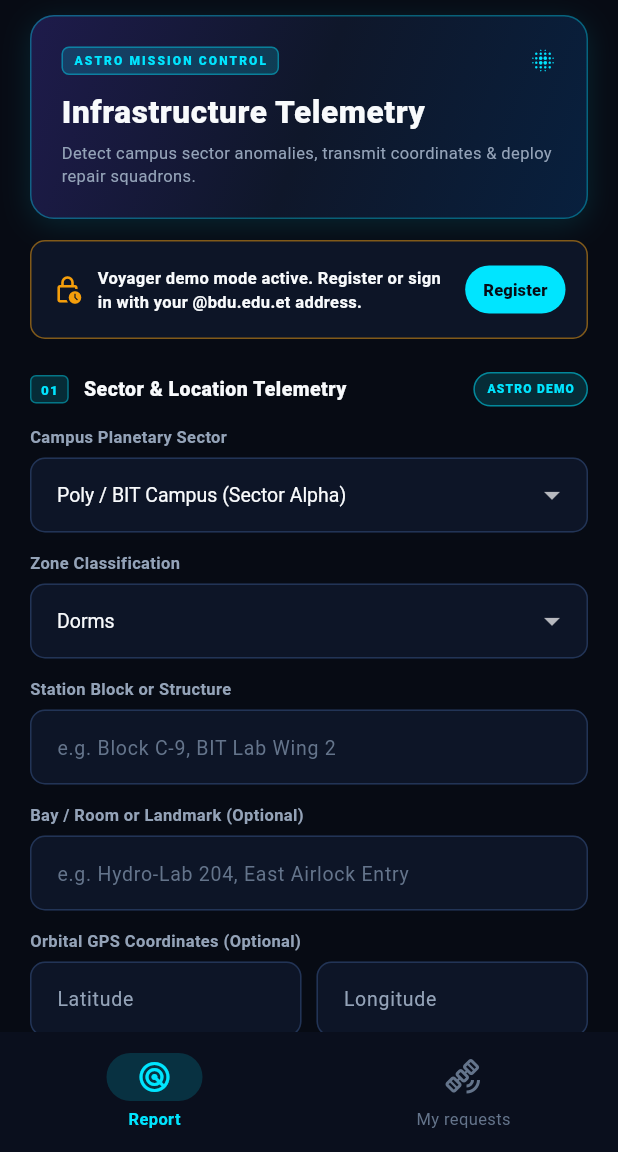
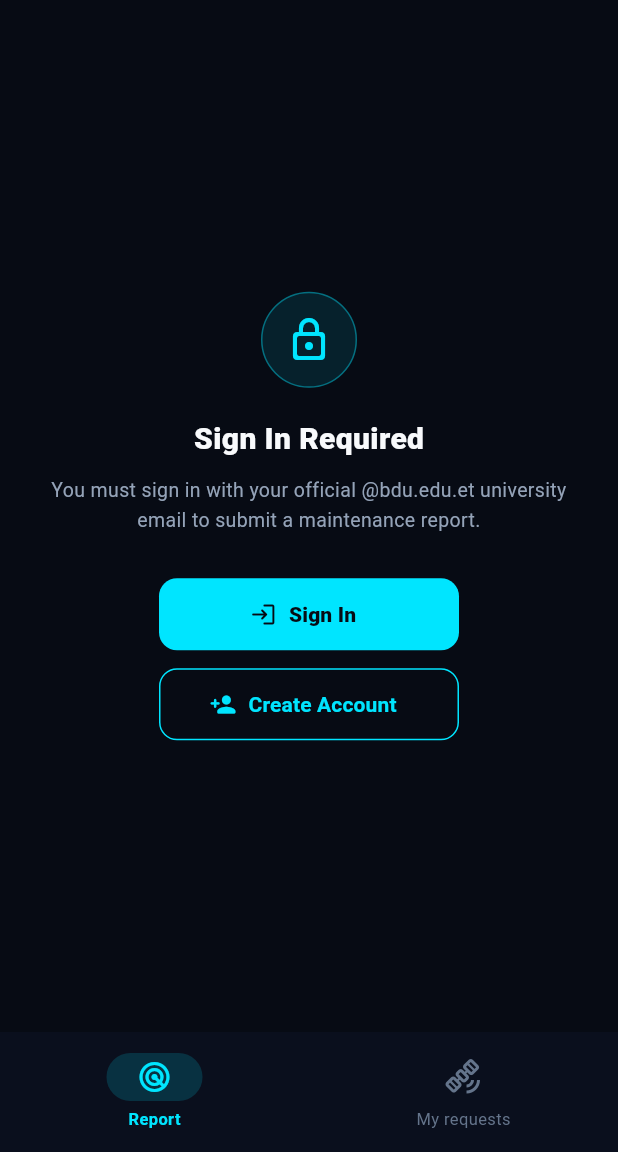
Before and after one commit to bitusmaximus/Multi-Zone-Campus-Infrastructure-Maintenance, a Flutter app: the screen it shows after launch, on a phone screen of 412 x 824 dp, the part 84-1236 px from its top. Run offline on Flutter 3.47's test engine with Material 3 defaults, Android fonts, the phone set to English and light mode, and no system bars; our stand-ins replace image_picker, supabase_flutter; accounts and stored records are empty.

Commit message:
fix: gate report form behind login, fix all over-themed UI labels

```diff
--- a/mobile_app/lib/main.dart
+++ b/mobile_app/lib/main.dart
@@ -292,7 +292,7 @@ class _DispatchHomeScreenState extends State<DispatchHomeScreen> {
           ..addAll((rows as List).map((row) => _Ticket.fromJson(row as Map<String, dynamic>)));
       });
     } catch (error) {
-      _showMessage('Telemetry retrieval failed: $error');
+      _showMessage('Failed to load reports: $error');
     } finally {
       if (mounted) setState(() => _loadingTickets = false);
     }
@@ -311,7 +311,7 @@ class _DispatchHomeScreenState extends State<DispatchHomeScreen> {
   Future<void> _submitReport() async {
     if (!_formKey.currentState!.validate()) return;
     if (_isConnected && !_isSignedIn) {
-      _showMessage('Authorize with your BDU Astro Voyager credentials (@bdu.edu.et) first.');
+      _showMessage('Please sign in with your @bdu.edu.et account first.');
       await _showAuthDialog(initialRegister: false);
       return;
     }
@@ -347,11 +347,11 @@ class _DispatchHomeScreenState extends State<DispatchHomeScreen> {
         _photo = null;
         _photoBytes = null;
       });
-      _showMessage(_isConnected ? 'Telemetry transmitted to Orbital Dispatch Command.' : 'Demo log recorded to Voyager telemetry deck.');
+      _showMessage(_isConnected ? 'Report submitted successfully.' : 'Report saved (demo mode).');
       setState(() => _tabIndex = 1);
       if (_isConnected) await _loadTickets();
     } catch (error) {
-      _showMessage('Transmission failed: $error');
+      _showMessage('Submission failed: $error');
     } finally {
       if (mounted) setState(() => _sending = false);
     }
@@ -372,7 +372,7 @@ class _DispatchHomeScreenState extends State<DispatchHomeScreen> {
         ? await zoneQuery.isFilter('room_number', null).maybeSingle()
         : await zoneQuery.eq('room_number', roomNumber).maybeSingle();
     if (zoneRow == null) {
-      throw Exception('Coordinates not registered on campus orbital grid. Dispatcher must initialize sector first.');
+      throw Exception('Zone not found. The dispatcher must register this block/zone first.');
     }
 
     final photoPaths = <String>[];
@@ -405,7 +405,7 @@ class _DispatchHomeScreenState extends State<DispatchHomeScreen> {
     final coordinate = value?.trim() ?? '';
     final otherCoordinate = otherValue.trim();
     if (coordinate.isEmpty && otherCoordinate.isEmpty) return null;
-    if (coordinate.isEmpty || otherCoordinate.isEmpty) return 'Enter both planetary latitude and longitude';
+    if (coordinate.isEmpty || otherCoordinate.isEmpty) return 'Enter both latitude and longitude';
     final parsed = double.tryParse(coordinate);
     if (parsed == null || !parsed.isFinite || parsed < minimum || parsed > maximum) {
       return 'Coordinate out of range ($minimum to $maximum)';
@@ -497,7 +497,7 @@ class _DispatchHomeScreenState extends State<DispatchHomeScreen> {
                           style: const TextStyle(fontSize: 16, fontWeight: FontWeight.w800, color: _starlight),
                         ),
                         Text(
-                          _currentUserEmail ?? 'No frequency link',
+                          _currentUserEmail ?? 'No email linked',
                           style: const TextStyle(fontSize: 12, color: _stardust),
                         ),
                       ],
@@ -516,7 +516,7 @@ class _DispatchHomeScreenState extends State<DispatchHomeScreen> {
                         Icon(Icons.satellite_alt_rounded, size: 12, color: _cyanPulsar),
                         SizedBox(width: 4),
                         Text(
-                          'VOYAGER',
+                          'STUDENT',
                           style: TextStyle(fontSize: 9, fontWeight: FontWeight.w800, color: _cyanPulsar, letterSpacing: 0.8),
                         ),
                       ],
@@ -538,7 +538,7 @@ class _DispatchHomeScreenState extends State<DispatchHomeScreen> {
                     SizedBox(width: 8),
                     Expanded(
                       child: Text(
-                        'Verified Bahir Dar University Orbit Credentials (@bdu.edu.et)',
+                        'Verified BDU University Account (@bdu.edu.et)',
                         style: TextStyle(fontSize: 11, fontWeight: FontWeight.w700, color: _starlight),
                       ),
                     ),
@@ -568,7 +568,7 @@ class _DispatchHomeScreenState extends State<DispatchHomeScreen> {
                   const Icon(Icons.radar_rounded, size: 18, color: _cyanGlow),
                   const SizedBox(width: 10),
                   Text(
-                    _isConnected ? 'Connected to BDU Orbital Supabase Node' : 'Simulated Flight Deck (Demo Mode)',
+                    _isConnected ? 'Connected to Supabase' : 'Running in Demo Mode',
                     style: const TextStyle(fontSize: 13, color: _stardust),
                   ),
                 ],
@@ -586,10 +586,10 @@ class _DispatchHomeScreenState extends State<DispatchHomeScreen> {
                       _demoStudentDepartment = null;
                     });
                   }
-                  _showMessage('Disengaged session telemetry.');
+                  _showMessage('Signed out.');
                 },
                 icon: const Icon(Icons.power_settings_new_rounded, size: 18),
-                label: const Text('Disengage / Sign Out'),
+                label: const Text('Sign Out'),
                 style: FilledButton.styleFrom(
                   backgroundColor: _supernova.withValues(alpha: 0.2),
                   foregroundColor: const Color(0xFFFCA5A5),
@@ -744,6 +744,64 @@ class _DispatchHomeScreenState extends State<DispatchHomeScreen> {
   }
 
   Widget _buildReportView() {
+    // Gate: if not signed in, show login prompt instead of the full form
+    if (!_isSignedIn) {
+      return Center(
+        child: Padding(
+          padding: const EdgeInsets.all(32),
+          child: Column(
+            mainAxisSize: MainAxisSize.min,
+            children: [
+              Container(
+                width: 64,
+                height: 64,
+                decoration: BoxDecoration(
+                  color: _cyanPulsar.withValues(alpha: 0.1),
+                  shape: BoxShape.circle,
+                  border: Border.all(color: _cyanPulsar.withValues(alpha: 0.4)),
+                ),
+                child: const Icon(Icons.lock_outline_rounded, size: 32, color: _cyanPulsar),
+              ),
+              const SizedBox(height: 20),
+              const Text(
+                'Sign In Required',
+                style: TextStyle(fontSize: 20, fontWeight: FontWeight.w900, color: _starlight),
+              ),
+              const SizedBox(height: 10),
+              const Text(
+                'You must sign in with your official @bdu.edu.et university email to submit a maintenance report.',
+                textAlign: TextAlign.center,
+                style: TextStyle(fontSize: 13, color: _stardust, height: 1.5),
+              ),
+              const SizedBox(height: 28),
+              FilledButton.icon(
+                onPressed: () => _showAuthDialog(initialRegister: false),
+                icon: const Icon(Icons.login_rounded, size: 18),
+                label: const Text('Sign In', style: TextStyle(fontWeight: FontWeight.w800)),
+                style: FilledButton.styleFrom(
+                  backgroundColor: _cyanPulsar,
+                  foregroundColor: _spaceVoid,
+                  minimumSize: const Size(200, 48),
+                  shape: RoundedRectangleBorder(borderRadius: BorderRadius.circular(12)),
+                ),
+              ),
+              const SizedBox(height: 12),
+              OutlinedButton.icon(
+                onPressed: () => _showAuthDialog(initialRegister: true),
+                icon: const Icon(Icons.person_add_rounded, size: 18, color: _cyanPulsar),
+                label: const Text('Create Account', style: TextStyle(color: _cyanPulsar, fontWeight: FontWeight.w700)),
+                style: OutlinedButton.styleFrom(
+                  minimumSize: const Size(200, 48),
+                  side: const BorderSide(color: _cyanPulsar),
+                  shape: RoundedRectangleBorder(borderRadius: BorderRadius.circular(12)),
+                ),
+              ),
+            ],
+          ),
+        ),
+      );
+    }
+
     return Form(
       key: _formKey,
       child: ListView(
@@ -776,66 +834,30 @@ class _DispatchHomeScreenState extends State<DispatchHomeScreen> {
                         borderRadius: BorderRadius.circular(5),
                         border: Border.all(color: _cyanPulsar.withValues(alpha: 0.4)),
                       ),
-                      child: const Text('ASTRO MISSION CONTROL', style: TextStyle(color: _cyanPulsar, fontSize: 8, fontWeight: FontWeight.w800, letterSpacing: 1.4)),
+                      child: const Text('BDU CAMPUS MAINTENANCE', style: TextStyle(color: _cyanPulsar, fontSize: 8, fontWeight: FontWeight.w800, letterSpacing: 1.4)),
                     ),
                     const Spacer(),
                     const Icon(Icons.blur_on_rounded, size: 18, color: _cyanPulsar),
                   ],
                 ),
                 const SizedBox(height: 10),
-                const Text('Infrastructure Telemetry', style: TextStyle(color: _starlight, fontSize: 21, fontWeight: FontWeight.w900, letterSpacing: 0.4)),
+                const Text('Report an Issue', style: TextStyle(color: _starlight, fontSize: 21, fontWeight: FontWeight.w900, letterSpacing: 0.4)),
                 const SizedBox(height: 5),
-                const Text('Detect campus sector anomalies, transmit coordinates & deploy repair squadrons.', style: TextStyle(color: _stardust, fontSize: 11, height: 1.4)),
+                const Text('Report a campus maintenance or infrastructure issue to dispatch technicians.', style: TextStyle(color: _stardust, fontSize: 11, height: 1.4)),
               ],
             ),
           ),
-          if (!_isSignedIn) ...[
-            const SizedBox(height: 14),
-            Container(
-              padding: const EdgeInsets.symmetric(horizontal: 14, vertical: 12),
-              decoration: BoxDecoration(
-                color: _spaceSurface,
-                borderRadius: BorderRadius.circular(10),
-                border: Border.all(color: _solarFlare.withValues(alpha: 0.5)),
-              ),
-              child: Row(
-                children: [
-                  const Icon(Icons.lock_clock_outlined, size: 20, color: _solarFlare),
-                  const SizedBox(width: 10),
-                  Expanded(
-                    child: Text(
-                      _isConnected
-                          ? 'Bahir Dar University only: Sign in or register with your @bdu.edu.et email.'
-                          : 'Voyager demo mode active. Register or sign in with your @bdu.edu.et address.',
-                      style: const TextStyle(fontSize: 11, color: _starlight, fontWeight: FontWeight.w600),
-                    ),
-                  ),
-                  const SizedBox(width: 8),
-                  FilledButton(
-                    onPressed: () => _showAuthDialog(initialRegister: true),
-                    style: FilledButton.styleFrom(
-                      backgroundColor: _cyanPulsar,
-                      foregroundColor: _spaceVoid,
-                      padding: const EdgeInsets.symmetric(horizontal: 12, vertical: 6),
-                      visualDensity: VisualDensity.compact,
-                    ),
-                    child: const Text('Register', style: TextStyle(fontSize: 11, fontWeight: FontWeight.w800)),
-                  ),
-                ],
-              ),
-            ),
-          ],
           const SizedBox(height: 22),
 
           // Section 01
           Row(
             children: [
-              const Expanded(child: _SectionHeading(number: '01', title: 'Sector & Location Telemetry')),
+              const Expanded(child: _SectionHeading(number: '01', title: 'Location')),
               if (!_isConnected) const _DemoTag(),
             ],
           ),
           const SizedBox(height: 12),
-          _label('Campus Planetary Sector'),
+          _label('Campus'),
           DropdownButtonFormField<String>(
             initialValue: _campus,
             dropdownColor: _spaceSurface,
@@ -844,7 +866,7 @@ class _DispatchHomeScreenState extends State<DispatchHomeScreen> {
             onChanged: (value) => setState(() => _campus = value ?? _campus),
           ),
           const SizedBox(height: 12),
-          _label('Zone Classification'),
+          _label('Zone'),
           DropdownButtonFormField<String>(
             initialValue: _zone,
             dropdownColor: _spaceSurface,
@@ -853,23 +875,23 @@ class _DispatchHomeScreenState extends State<DispatchHomeScreen> {
             onChanged: (value) => setState(() => _zone = value ?? _zone),
           ),
           const SizedBox(height: 12),
-          _label('Station Block or Structure'),
+          _label('Block / Building'),
           TextFormField(
             controller: _blockController,
             style: const TextStyle(color: _starlight),
             textCapitalization: TextCapitalization.sentences,
-            decoration: const InputDecoration(hintText: 'e.g. Block C-9, BIT Lab Wing 2'),
-            validator: (value) => value == null || value.trim().isEmpty ? 'Identify the target station or block' : null,
+            decoration: const InputDecoration(hintText: 'e.g. Block C, Engineering Building'),
+            validator: (value) => value == null || value.trim().isEmpty ? 'Enter block or building name' : null,
           ),
           const SizedBox(height: 12),
-          _label('Bay / Room or Landmark (Optional)'),
+          _label('Room (Optional)'),
           TextFormField(
             controller: _roomController,
             style: const TextStyle(color: _starlight),
-            decoration: const InputDecoration(hintText: 'e.g. Hydro-Lab 204, East Airlock Entry'),
+            decoration: const InputDecoration(hintText: 'e.g. Room 204, Ground floor east'),
           ),
           const SizedBox(height: 12),
-          _label('Orbital GPS Coordinates (Optional)'),
+          _label('GPS Coordinates (Optional)'),
           Row(
             crossAxisAlignment: CrossAxisAlignment.start,
             children: [
@@ -895,34 +917,34 @@ class _DispatchHomeScreenState extends State<DispatchHomeScreen> {
             ],
           ),
           const SizedBox(height: 5),
-          const Text('Planetary coordinates assist ground technician routing. Primary dispatch uses block & bay.', style: TextStyle(color: _starDim, fontSize: 9)),
+          const Text('GPS coordinates help technicians locate the issue. Block and room are the primary location.', style: TextStyle(color: _starDim, fontSize: 9)),
           const SizedBox(height: 22),
 
           // Section 02
-          const _SectionHeading(number: '02', title: 'Anomaly Log & Diagnostics'),
+          const _SectionHeading(number: '02', title: 'Issue Details'),
           const SizedBox(height: 12),
-          _label('Incident Briefing (Summary)'),
+          _label('Issue Title'),
           TextFormField(
             controller: _titleController,
             style: const TextStyle(color: _starlight),
             textCapitalization: TextCapitalization.sentences,
             maxLength: 90,
-            decoration: const InputDecoration(hintText: 'e.g. Hydro pipe failure in sector corridor', counterText: ''),
-            validator: (value) => value == null || value.trim().length < 4 ? 'Provide a brief summary of the anomaly' : null,
+            decoration: const InputDecoration(hintText: 'e.g. Broken pipe in corridor', counterText: ''),
+            validator: (value) => value == null || value.trim().length < 4 ? 'Provide a brief title for the issue' : null,
           ),
           const SizedBox(height: 12),
-          _label('Telemetry Diagnostic Details'),
+          _label('Description'),
           TextFormField(
             controller: _descriptionController,
             style: const TextStyle(color: _starlight),
             textCapitalization: TextCapitalization.sentences,
             minLines: 3,
             maxLines: 5,
-            decoration: const InputDecoration(hintText: 'Provide detailed sensor readings or visual observations for dispatch technicians.'),
-            validator: (value) => value == null || value.trim().length < 10 ? 'Provide diagnostic detail (min 10 characters)' : null,
+            decoration: const InputDecoration(hintText: 'Describe the issue clearly so technicians can understand and fix it.'),
+            validator: (value) => value == null || value.trim().length < 10 ? 'Please provide more detail (min 10 characters)' : null,
           ),
           const SizedBox(height: 16),
-          _label('Urgency Protocol'),
+          _label('Priority'),
           Wrap(
             spacing: 8,
             children: _priorities.map((priority) {
@@ -954,7 +976,7 @@ class _DispatchHomeScreenState extends State<DispatchHomeScreen> {
           OutlinedButton.icon(
             onPressed: _choosePhoto,
             icon: Icon(_photo == null ? Icons.camera_alt_outlined : Icons.check_circle_rounded, size: 17, color: _cyanPulsar),
-            label: Text(_photo == null ? 'Attach Optical Telemetry (Photo)' : _photo!.name),
+            label: Text(_photo == null ? 'Attach Photo' : _photo!.name),
             style: OutlinedButton.styleFrom(
               alignment: Alignment.centerLeft,
               foregroundColor: _starlight,
@@ -983,7 +1005,7 @@ class _DispatchHomeScreenState extends State<DispatchHomeScreen> {
             icon: _sending
                 ? const SizedBox(width: 16, height: 16, child: CircularProgressIndicator(strokeWidth: 2, color: _spaceVoid))
                 : const Icon(Icons.send_rounded, size: 18),
-            label: Text(_sending ? 'Transmitting Telemetry...' : 'Transmit Maintenance Report'),
+            label: Text(_sending ? 'Submitting...' : 'Submit Report'),
             style: FilledButton.styleFrom(
               backgroundColor: _cyanPulsar,
               foregroundColor: _spaceVoid,
@@ -993,7 +1015,7 @@ class _DispatchHomeScreenState extends State<DispatchHomeScreen> {
             ),
           ),
           const SizedBox(height: 10),
-          const Text('Severe hazards should also be signaled to Campus Security Command frequencies.', textAlign: TextAlign.center, style: TextStyle(color: _starDim, fontSize: 9)),
+          const Text('For urgent safety hazards, also contact Campus Security directly.', textAlign: TextAlign.center, style: TextStyle(color: _starDim, fontSize: 9)),
         ],
       ),
     );
@@ -1013,7 +1035,7 @@ class _DispatchHomeScreenState extends State<DispatchHomeScreen> {
                 child: Column(
                   crossAxisAlignment: CrossAxisAlignment.start,
                   children: [
-                    const Text('Telemetry Log', style: TextStyle(fontSize: 23, fontWeight: FontWeight.w900, color: _starlight)),
+                    const Text('My Reports', style: TextStyle(fontSize: 23, fontWeight: FontWeight.w900, color: _starlight)),
                     const SizedBox(height: 5),
                     Text(
                       _isSignedIn
@@ -1026,7 +1048,7 @@ class _DispatchHomeScreenState extends State<DispatchHomeScreen> {
               ),
               if (_isSignedIn)
                 IconButton(
-                  tooltip: 'Rescan Telemetry',
+                  tooltip: 'Refresh',
                   onPressed: _loadTickets,
                   icon: const Icon(Icons.refresh_rounded, size: 20, color: _cyanPulsar),
                 ),
@@ -1105,14 +1127,14 @@ class _DispatchHomeScreenState extends State<DispatchHomeScreen> {
               child: Column(children: [
                 const Icon(Icons.radar_rounded, size: 36, color: _cyanGlow),
                 const SizedBox(height: 10),
-                const Text('No Active Transmissions', style: TextStyle(fontWeight: FontWeight.w800, fontSize: 14, color: _starlight)),
+                const Text('No Reports Yet', style: TextStyle(fontWeight: FontWeight.w800, fontSize: 14, color: _starlight)),
                 const SizedBox(height: 4),
-                const Text('Your dispatched maintenance reports will beam in here.', textAlign: TextAlign.center, style: TextStyle(fontSize: 11, color: _stardust)),
+                const Text('Your submitted reports will appear here.', textAlign: TextAlign.center, style: TextStyle(fontSize: 11, color: _stardust)),
                 const SizedBox(height: 14),
                 TextButton.icon(
                   onPressed: () => setState(() => _tabIndex = 0),
                   icon: const Icon(Icons.add_rounded, size: 16, color: _cyanPulsar),
-                  label: const Text('Initiate new report', style: TextStyle(color: _cyanPulsar, fontWeight: FontWeight.w700)),
+                  label: const Text('Submit a new report', style: TextStyle(color: _cyanPulsar, fontWeight: FontWeight.w700)),
                 ),
               ]),
             )
@@ -1287,7 +1309,7 @@ class _AuthDialogState extends State<_AuthDialog> {
         );
         if (mounted) Navigator.pop(context);
         widget.onAuthSuccess();
-        widget.showMessage('Flight deck authorization granted.');
+        widget.showMessage('Signed in successfully.');
       } else {
         // Local demo mode sign in
         widget.onDemoAuthSuccess(
@@ -1296,7 +1318,7 @@ class _AuthDialogState extends State<_AuthDialog> {
           department: 'Engineering Flight Division',
         );
         if (mounted) Navigator.pop(context);
-        widget.showMessage('Authorized as demo voyager ($email).');
+        widget.showMessage('Signed in as demo user ($email).');
       }
     } catch (error) {
       if (mounted) {
@@ -1354,7 +1376,7 @@ class _AuthDialogState extends State<_AuthDialog> {
         if (res.session != null) {
           if (mounted) Navigator.pop(context);
           widget.onAuthSuccess();
-          widget.showMessage('Welcome aboard, Voyager $fullName!');
+          widget.showMessage('Welcome, $fullName!');
         } else {
           setState(() {
             _isVerifying = true;
@@ -1363,7 +1385,7 @@ class _AuthDialogState extends State<_AuthDialog> {
             _pendingDepartment = department;
             _pendingPhone = phone;
           });
-          widget.showMessage('Transmission beacon sent to $email.');
+          widget.showMessage('Verification code sent to $email. Check your BDU inbox.');
         }
       } else {
         setState(() {
@@ -1417,7 +1439,7 @@ class _AuthDialogState extends State<_AuthDialog> {
 
         if (mounted) Navigator.pop(context);
         widget.onAuthSuccess();
-        widget.showMessage('Frequency verified! Welcome aboard, $_pendingFullName.');
+        widget.showMessage('Email verified! Welcome, $_pendingFullName.');
       } else {
         widget.onDemoAuthSuccess(
           name: _pendingFullName,
@@ -1425,7 +1447,7 @@ class _AuthDialogState extends State<_AuthDialog> {
           department: _pendingDepartment,
         );
         if (mounted) Navigator.pop(context);
-        widget.showMessage('Demo frequency verified! Signed in as $_pendingFullName.');
+        widget.showMessage('Demo verified! Signed in as $_pendingFullName.');
       }
     } catch (error) {
       if (mounted) {
@@ -1447,7 +1469,7 @@ class _AuthDialogState extends State<_AuthDialog> {
       if (widget.client != null) {
         await widget.client!.auth.resend(type: OtpType.signup, email: _pendingVerifyEmail);
       }
-      widget.showMessage('Transmission code resent to $_pendingVerifyEmail.');
+      widget.showMessage('Verification code resent to $_pendingVerifyEmail.');
     } catch (error) {
       widget.showMessage('Failed to resend code: $error');
     }
@@ -1507,7 +1529,7 @@ class _AuthDialogState extends State<_AuthDialog> {
                           _isVerifying
                               ? 'Enter the 6-digit code sent to your BDU inbox'
                               : (_isRegister
-                                  ? 'Astro Voyage // Bahir Dar University Orbit'
+                                  ? 'BDU Campus Maintenance — Bahir Dar University'
                                   : 'Sign in with your verified BDU credentials'),
                           style: const TextStyle(fontSize: 10, color: _stardust),
                         ),
@@ -1882,7 +1904,7 @@ class _AuthDialogState extends State<_AuthDialog> {
               children: [
                 const Icon(Icons.mark_email_read_rounded, size: 40, color: _cyanPulsar),
                 const SizedBox(height: 8),
-                const Text('Transmission Beacon Sent To:', style: TextStyle(fontSize: 11, color: _stardust)),
+                const Text('Verification Code Sent To:', style: TextStyle(fontSize: 11, color: _stardust)),
                 const SizedBox(height: 3),
                 Text(
                   _pendingVerifyEmail,
@@ -1890,7 +1912,7 @@ class _AuthDialogState extends State<_AuthDialog> {
                 ),
                 const SizedBox(height: 8),
                 const Text(
-                  'Check your university inbox or junk mail folder for your 6-digit confirmation code.',
+                  'Check your @bdu.edu.et inbox (or spam folder) for the 6-digit code.',
                   textAlign: TextAlign.center,
                   style: TextStyle(fontSize: 10, color: _stardust, height: 1.4),
                 ),
@@ -2001,7 +2023,7 @@ class _DemoTag extends StatelessWidget {
         border: Border.all(color: _cyanPulsar.withValues(alpha: 0.5)),
         borderRadius: BorderRadius.circular(20),
       ),
-      child: const Text('ASTRO DEMO', style: TextStyle(fontSize: 8, letterSpacing: 0.8, fontWeight: FontWeight.w800, color: _cyanPulsar)),
+      child: const Text('DEMO MODE', style: TextStyle(fontSize: 8, letterSpacing: 0.8, fontWeight: FontWeight.w800, color: _cyanPulsar)),
     );
   }
 }
```
